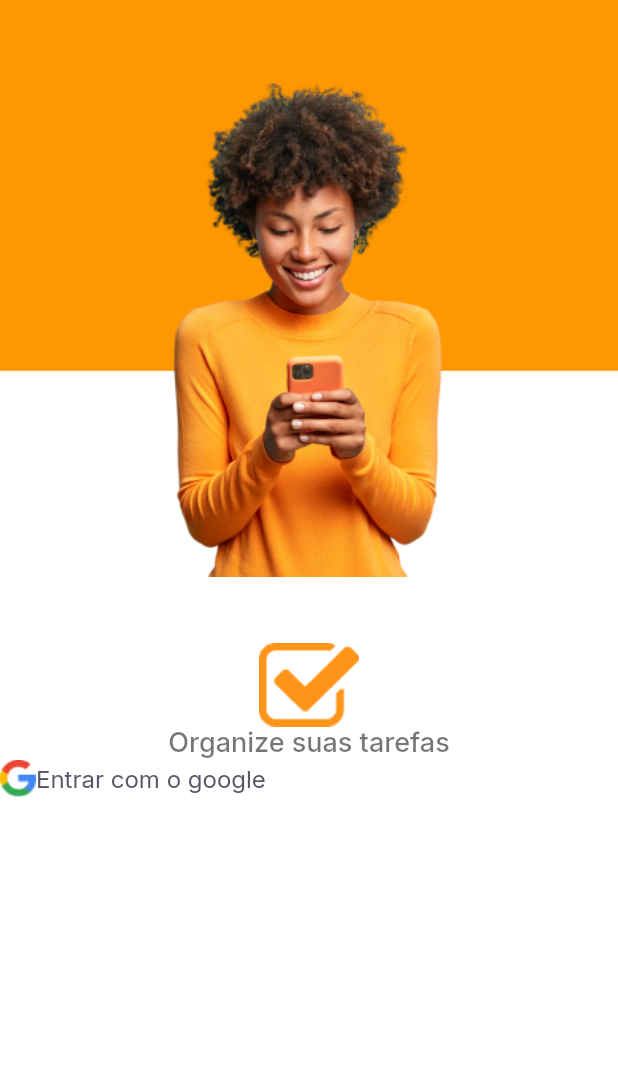
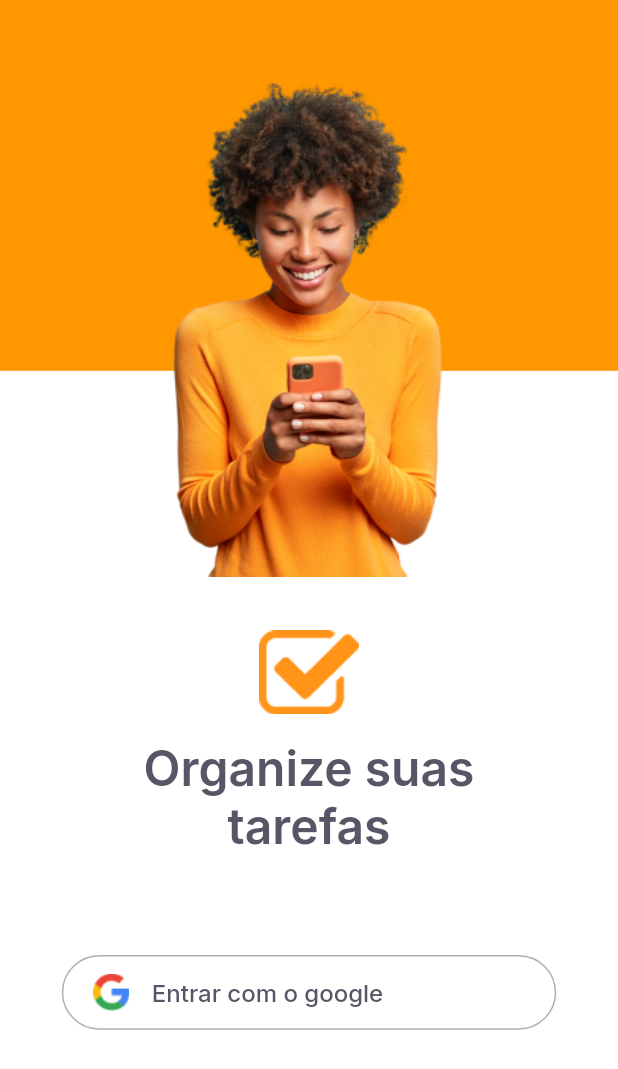
Before and after one commit to liviaaraujo-dev/devtodo, a Flutter app: the screen it shows after launch, on a phone screen of 412 x 824 dp. Shown: the top 1069 px of the screen. Run offline on Flutter 3.47's test engine with Material 2 defaults, Android fonts, the phone set to English and light mode, and no system bars; our stand-ins replace cloud_firestore, firebase_core, google_fonts, google_sign_in; accounts and stored records are empty.

Commit message:
screen login - complete

```diff
--- a/lib/modules/login/components/login_google_button/login_google_button.dart
+++ b/lib/modules/login/components/login_google_button/login_google_button.dart
@@ -1,5 +1,4 @@
 import 'package:devtodo/shared/theme/app_images.dart';
-import 'package:flutter/cupertino.dart';
 import 'package:flutter/material.dart';
 
 class LoginGoogleButton extends StatelessWidget {
@@ -8,12 +7,28 @@ class LoginGoogleButton extends StatelessWidget {
 
   @override
   Widget build(BuildContext context) {
+    var appBar = AppBar();
+    var size = MediaQuery.of(context).size;
+    var screenHeight = (size.height - appBar.preferredSize.height) -
+        MediaQuery.of(context).padding.top;
     return GestureDetector(
       onTap: onTap,
       child: Container(
+          width: size.width * 0.8,
+          height: screenHeight * 0.065,
+          decoration: BoxDecoration(
+              color: Colors.white,
+              border: Border.all(color: Color(0xFFB0B0B0)),
+              borderRadius: BorderRadius.circular(30)),
           child: Row(
             children: [
+              SizedBox(
+                width: 20,
+              ),
               Image.asset(AppImages.google),
+              SizedBox(
+                width: 15,
+              ),
               Text(
                 "Entrar com o google",
                 style: Theme.of(context).textTheme.button,
--- a/lib/modules/login/login_page.dart
+++ b/lib/modules/login/login_page.dart
@@ -38,15 +38,21 @@ class _LoginPageState extends State<LoginPage> {
             top: 55,
           ),
           Positioned(
-            top: size.height * 0.52,
+            top: size.height * 0.51,
             left: 0,
             right: 0,
             child: Column(children: [
               Image.asset(AppImages.logo),
+              SizedBox(
+                height: size.height * 0.02,
+              ),
               Text(
-                "Organize suas tarefas",
+                "Organize suas\ntarefas",
                 textAlign: TextAlign.center,
                 style: Theme.of(context).textTheme.headline1,
+              ),
+              SizedBox(
+                height: size.height * 0.08,
               ),
               LoginGoogleButton(
                 onTap: () {
--- a/lib/shared/provider/theme_provider.dart
+++ b/lib/shared/provider/theme_provider.dart
@@ -28,7 +28,9 @@ class MyThemes {
     colorScheme: const ColorScheme.dark(),
     iconTheme: IconThemeData(color: Colors.purple.shade200, opacity: 0.8),
     textTheme: GoogleFonts.interTextTheme().copyWith(
-      headline1: GoogleFonts.oswald(textStyle: TextStyle(fontSize: 18)),
+      headline1: GoogleFonts.inter(
+          textStyle: TextStyle(
+              fontSize: 32, fontWeight: FontWeight.w600, color: Colors.white)),
     ),
   );
 
@@ -39,7 +41,10 @@ class MyThemes {
     iconTheme: const IconThemeData(color: Colors.red, opacity: 0.8),
     textTheme: GoogleFonts.interTextTheme().copyWith(
         headline1: GoogleFonts.inter(
-            textStyle: TextStyle(fontSize: 18, fontWeight: FontWeight.w500)),
+            textStyle: TextStyle(
+                fontSize: 32,
+                fontWeight: FontWeight.w600,
+                color: Color(0xfff585666))),
         headline2: GoogleFonts.lexendDeca(
           fontSize: 20,
           fontWeight: FontWeight.w400,
@@ -58,7 +63,7 @@ class MyThemes {
             textStyle: TextStyle(
                 color: AppColors.text,
                 fontSize: 16,
-                fontWeight: FontWeight.w400))),
+                fontWeight: FontWeight.w500))),
   );
 
   // static const lightTextTheme = TextTheme(
```
Lines whose indentation alone changed are shown as unchanged.
